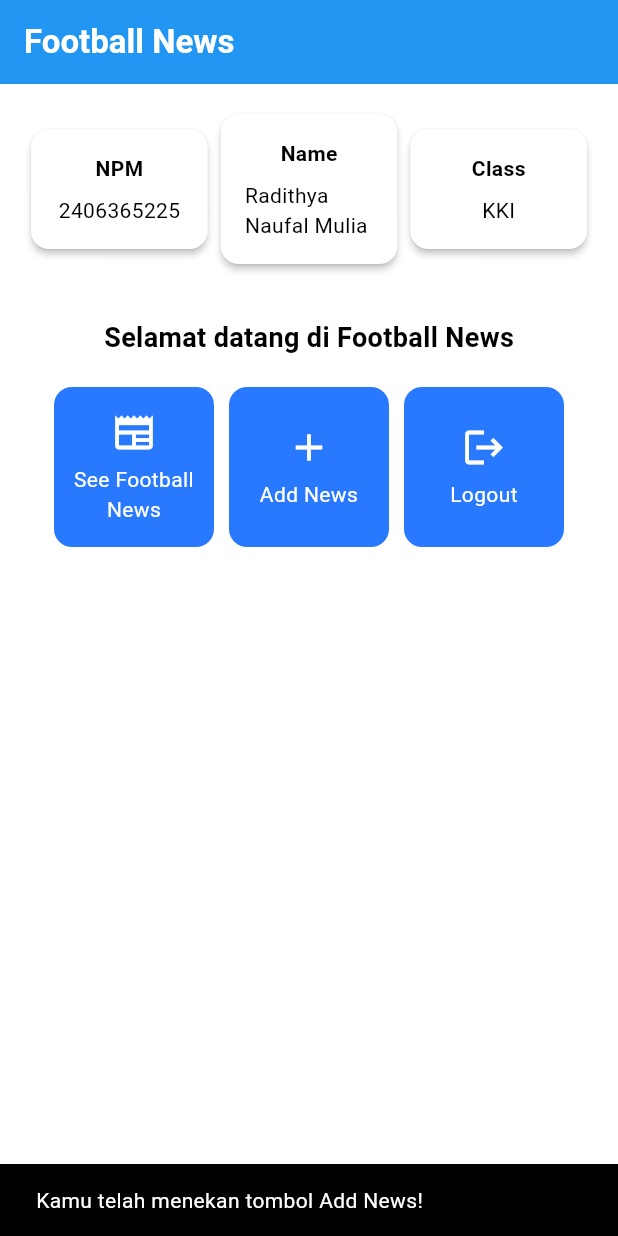
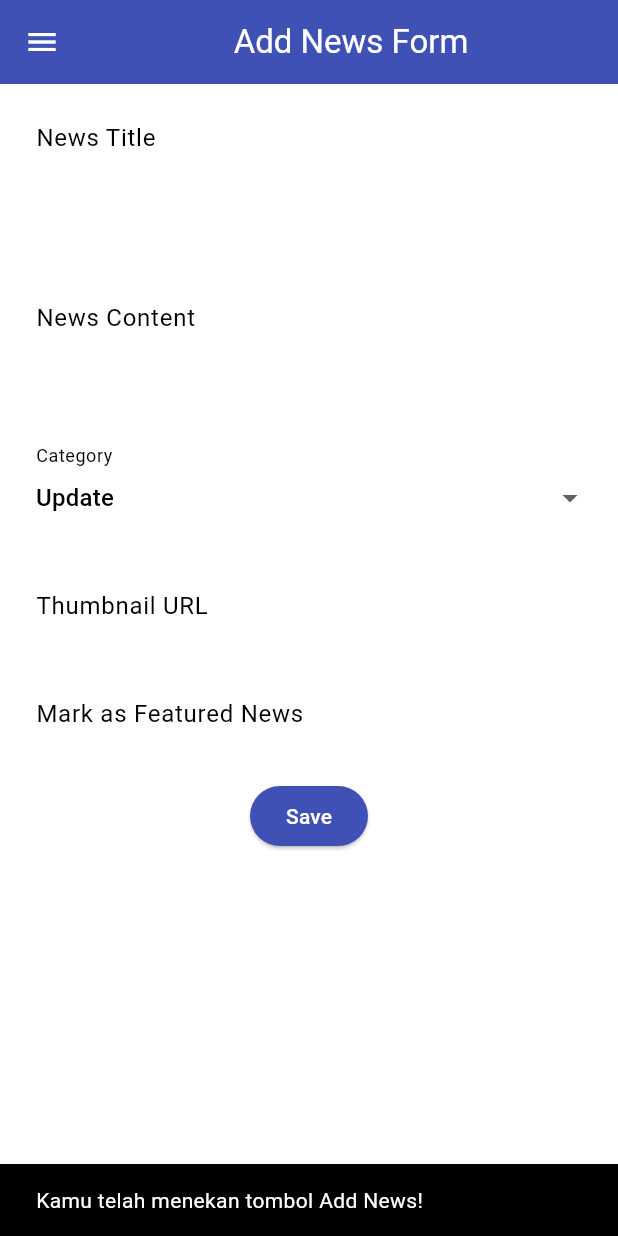
Before and after one commit to RadithyaNaufal/football-news-mobile, a Flutter app: the screen it shows after launch, after a tap on "Add News", on a phone screen of 412 x 824 dp. Run offline on Flutter 3.47's test engine with Material 3 defaults, Android fonts, the phone set to English and light mode, and no system bars.

Commit message:
Tutorial 7

```diff
--- a/lib/main.dart
+++ b/lib/main.dart
@@ -1,5 +1,5 @@
 import 'package:flutter/material.dart';
-import 'package:football_news/menu.dart';
+import 'package:football_news/screens/menu.dart';
 
 void main() {
   runApp(const MyApp());
@@ -12,7 +12,7 @@ class MyApp extends StatelessWidget {
   @override
   Widget build(BuildContext context) {
     return MaterialApp(
-      title: 'Football_News',
+      title: 'Football News',
       theme: ThemeData(
         // This is the theme of your application.
         //
--- a/lib/menu.dart
+++ /dev/null
@@ -1,188 +0,0 @@
-import 'package:flutter/material.dart';
-
-class MyHomePage extends StatelessWidget {
-  MyHomePage ({super.key});
-
-    final String nama = "Radithya Naufal Mulia"; // Name
-    final String npm = "2406365225"; // NPM
-    final String kelas = "KKI"; // Class
-
-  final List<ItemHomepage> items = [
-    ItemHomepage("See Football News", Icons.newspaper),
-    ItemHomepage("Add News", Icons.add),
-    ItemHomepage("Logout", Icons.logout),
-  ];
-
-    @override
-    Widget build(BuildContext context) {
-    // Scaffold menyediakan struktur dasar halaman dengan AppBar dan body.
-    return Scaffold(
-      // AppBar adalah bagian atas halaman yang menampilkan judul.
-      appBar: AppBar(
-        // Judul aplikasi "Football News" dengan teks putih dan tebal.
-        title: const Text(
-          'Football News',
-          style: TextStyle(
-            color: Colors.white,
-            fontWeight: FontWeight.bold,
-          ),
-        ),
-        // Warna latar belakang AppBar diambil dari skema warna tema aplikasi.
-        backgroundColor: Theme.of(context).colorScheme.primary,
-      ),
-      // Body halaman dengan padding di sekelilingnya.
-      body: Padding(
-        padding: const EdgeInsets.all(16.0),
-        // Menyusun widget secara vertikal dalam sebuah kolom.
-        child: Column(
-          crossAxisAlignment: CrossAxisAlignment.center,
-          children: [
-            // Row untuk menampilkan 3 InfoCard secara horizontal.
-            Row(
-              mainAxisAlignment: MainAxisAlignment.spaceEvenly,
-              children: [
-                InfoCard(title: 'NPM', content: npm),
-                InfoCard(title: 'Name', content: nama),
-                InfoCard(title: 'Class', content: kelas),
-              ],
-            ),
-
-            // Memberikan jarak vertikal 16 unit.
-            const SizedBox(height: 16.0),
-
-            // Menempatkan widget berikutnya di tengah halaman.
-            Center(
-              child: Column(
-                // Menyusun teks dan grid item secara vertikal.
-
-                children: [
-                  // Menampilkan teks sambutan dengan gaya tebal dan ukuran 18.
-                  const Padding(
-                    padding: EdgeInsets.only(top: 16.0),
-                    child: Text(
-                      'Selamat datang di Football News',
-                      style: TextStyle(
-                        fontWeight: FontWeight.bold,
-                        fontSize: 18.0,
-                      ),
-                    ),
-                  ),
-
-                  // Grid untuk menampilkan ItemCard dalam bentuk grid 3 kolom.
-                  GridView.count(
-                    primary: true,
-                    padding: const EdgeInsets.all(20),
-                    crossAxisSpacing: 10,
-                    mainAxisSpacing: 10,
-                    crossAxisCount: 3,
-                    // Agar grid menyesuaikan tinggi kontennya.
-                    shrinkWrap: true,
-
-                    // Menampilkan ItemCard untuk setiap item dalam list items.
-                    children: items.map((ItemHomepage item) {
-                      return ItemCard(item);
-                    }).toList(),
-                  ),
-                ],
-              ),
-            ),
-          ],
-        ),
-      ),
-    );
-  }
-}
-
-class InfoCard extends StatelessWidget {
-  // Kartu informasi yang menampilkan title dan content.
-
-  final String title;  // Judul kartu.
-  final String content;  // Isi kartu.
-
-  const InfoCard({super.key, required this.title, required this.content});
-
-  @override
-  Widget build(BuildContext context) {
-    return Card(
-      // Membuat kotak kartu dengan bayangan dibawahnya.
-      elevation: 2.0,
-      child: Container(
-        // Mengatur ukuran dan jarak di dalam kartu.
-        width: MediaQuery.of(context).size.width / 3.5, // menyesuaikan dengan lebar device yang digunakan.
-        padding: const EdgeInsets.all(16.0),
-        // Menyusun title dan content secara vertikal.
-        child: Column(
-          children: [
-            Text(
-              title,
-              style: const TextStyle(fontWeight: FontWeight.bold),
-            ),
-            const SizedBox(height: 8.0),
-            Text(content),
-          ],
-        ),
-      ),
-    );
-  }
-}
-
-class ItemHomepage {
-    final String name;
-    final IconData icon;
-
-    ItemHomepage(this.name, this.icon);
-  }
-
-class ItemCard extends StatelessWidget {
-  // Menampilkan kartu dengan ikon dan nama.
-
-  final ItemHomepage item;
-
-  const ItemCard(this.item, {super.key});
-
-  @override
-  Widget build(BuildContext context) {
-    return Material(
-      // Menentukan warna latar belakang dari tema aplikasi.
-      color: Theme.of(context).colorScheme.secondary,
-      // Membuat sudut kartu melengkung.
-      borderRadius: BorderRadius.circular(12),
-
-      child: InkWell(
-        // Aksi ketika kartu ditekan.
-        onTap: () {
-          // Menampilkan pesan SnackBar saat kartu ditekan.
-          ScaffoldMessenger.of(context)
-            ..hideCurrentSnackBar()
-            ..showSnackBar(
-              SnackBar(content: Text("Kamu telah menekan tombol ${item.name}!"))
-            );
-        },
-        // Container untuk menyimpan Icon dan Text
-        child: Container(
-          padding: const EdgeInsets.all(8),
-          child: Center(
-            child: Column(
-              // Menyusun ikon dan teks di tengah kartu.
-              mainAxisAlignment: MainAxisAlignment.center,
-              children: [
-                Icon(
-                  item.icon,
-                  color: Colors.white,
-                  size: 30.0,
-                ),
-                const Padding(padding: EdgeInsets.all(3)),
-                Text(
-                  item.name,
-                  textAlign: TextAlign.center,
-                  style: const TextStyle(color: Colors.white),
-                ),
-              ],
-            ),
-          ),
-        ),
-      ),
-    );
-  }
-
-}
--- /dev/null
+++ b/lib/screens/menu.dart
@@ -0,0 +1,107 @@
+import 'package:flutter/material.dart';
+import 'package:football_news/widgets/left_drawer.dart';
+import 'package:football_news/widgets/news_card.dart';
+
+class MyHomePage extends StatelessWidget {
+  MyHomePage({super.key});
+
+  final String nama = "Radithya Naufal Mulia"; // Name
+  final String npm = "2406365225"; // NPM
+  final String kelas = "KKI"; // Class
+
+  final List<ItemHomepage> items = [
+    ItemHomepage("See Football News", Icons.newspaper),
+    ItemHomepage("Add News", Icons.add),
+    ItemHomepage("Logout", Icons.logout),
+  ];
+
+  @override
+  Widget build(BuildContext context) {
+    return Scaffold(
+      appBar: AppBar(
+        title: const Text(
+          'Football News',
+          style: TextStyle(
+            color: Colors.white,
+            fontWeight: FontWeight.bold,
+          ),
+        ),
+        backgroundColor: Theme.of(context).colorScheme.primary,
+        foregroundColor: Colors.white,
+      ),
+      drawer: const LeftDrawer(),
+      body: Padding(
+        padding: const EdgeInsets.all(16.0),
+        child: Column(
+          crossAxisAlignment: CrossAxisAlignment.center,
+          children: [
+            Row(
+              mainAxisAlignment: MainAxisAlignment.spaceEvenly,
+              children: [
+                InfoCard(title: 'NPM', content: npm),
+                InfoCard(title: 'Name', content: nama),
+                InfoCard(title: 'Class', content: kelas),
+              ],
+            ),
+            const SizedBox(height: 16.0),
+            Center(
+              child: Column(
+                children: [
+                  const Padding(
+                    padding: EdgeInsets.only(top: 16.0),
+                    child: Text(
+                      'Selamat datang di Football News',
+                      style: TextStyle(
+                        fontWeight: FontWeight.bold,
+                        fontSize: 18.0,
+                      ),
+                    ),
+                  ),
+                  GridView.count(
+                    primary: true,
+                    padding: const EdgeInsets.all(20),
+                    crossAxisSpacing: 10,
+                    mainAxisSpacing: 10,
+                    crossAxisCount: 3,
+                    shrinkWrap: true,
+                    children: items.map((ItemHomepage item) {
+                      return ItemCard(item);
+                    }).toList(),
+                  ),
+                ],
+              ),
+            ),
+          ],
+        ),
+      ),
+    );
+  }
+}
+
+class InfoCard extends StatelessWidget {
+  final String title;
+  final String content;
+
+  const InfoCard({super.key, required this.title, required this.content});
+
+  @override
+  Widget build(BuildContext context) {
+    return Card(
+      elevation: 2.0,
+      child: Container(
+        width: MediaQuery.of(context).size.width / 3.5,
+        padding: const EdgeInsets.all(16.0),
+        child: Column(
+          children: [
+            Text(
+              title,
+              style: const TextStyle(fontWeight: FontWeight.bold),
+            ),
+            const SizedBox(height: 8.0),
+            Text(content),
+          ],
+        ),
+      ),
+    );
+  }
+}
--- /dev/null
+++ b/lib/screens/newslist_form.dart
@@ -0,0 +1,203 @@
+import 'package:flutter/material.dart';
+import 'package:football_news/widgets/left_drawer.dart';
+
+class NewsFormPage extends StatefulWidget {
+  const NewsFormPage({super.key});
+
+  @override
+  State<NewsFormPage> createState() => _NewsFormPageState();
+}
+
+class _NewsFormPageState extends State<NewsFormPage> {
+  final _formKey = GlobalKey<FormState>();
+  String _title = "";
+  String _content = "";
+  String _category = "update"; // default
+  String _thumbnail = "";
+  bool _isFeatured = false; // default
+
+  final List<String> _categories = [
+    'transfer',
+    'update',
+    'exclusive',
+    'match',
+    'rumor',
+    'analysis',
+  ];
+
+  @override
+  Widget build(BuildContext context) {
+    return Scaffold(
+      appBar: AppBar(
+        title: const Center(
+          child: Text(
+            'Add News Form',
+          ),
+        ),
+        backgroundColor: Colors.indigo,
+        foregroundColor: Colors.white,
+      ),
+      drawer: const LeftDrawer(),
+      body: Form(
+        key: _formKey,
+        child: SingleChildScrollView(
+            child: Column(
+          crossAxisAlignment: CrossAxisAlignment.start,
+          children: [
+            Padding(
+              padding: const EdgeInsets.all(8.0),
+              child: TextFormField(
+                decoration: InputDecoration(
+                  hintText: "News Title",
+                  labelText: "News Title",
+                  border: OutlineInputBorder(
+                    borderRadius: BorderRadius.circular(5.0),
+                  ),
+                ),
+                onChanged: (String? value) {
+                  setState(() {
+                    _title = value!;
+                  });
+                },
+                validator: (String? value) {
+                  if (value == null || value.isEmpty) {
+                    return "Title cannot be empty!";
+                  }
+                  return null;
+                },
+              ),
+            ),
+            Padding(
+              padding: const EdgeInsets.all(8.0),
+              child: TextFormField(
+                maxLines: 5,
+                decoration: InputDecoration(
+                  hintText: "News Content",
+                  labelText: "News Content",
+                  border: OutlineInputBorder(
+                    borderRadius: BorderRadius.circular(5.0),
+                  ),
+                ),
+                onChanged: (String? value) {
+                  setState(() {
+                    _content = value!;
+                  });
+                },
+                validator: (String? value) {
+                  if (value == null || value.isEmpty) {
+                    return "Content cannot be empty!";
+                  }
+                  return null;
+                },
+              ),
+            ),
+            Padding(
+              padding: const EdgeInsets.all(8.0),
+              child: DropdownButtonFormField<String>(
+                decoration: InputDecoration(
+                  labelText: "Category",
+                  border: OutlineInputBorder(
+                    borderRadius: BorderRadius.circular(5.0),
+                  ),
+                ),
+                value: _category,
+                items: _categories
+                    .map((cat) => DropdownMenuItem(
+                          value: cat,
+                          child: Text(cat[0].toUpperCase() + cat.substring(1)),
+                        ))
+                    .toList(),
+                onChanged: (String? newValue) {
+                  setState(() {
+                    _category = newValue!;
+                  });
+                },
+              ),
+            ),
+            Padding(
+              padding: const EdgeInsets.all(8.0),
+              child: TextFormField(
+                decoration: InputDecoration(
+                  hintText: "Thumbnail URL (optional)",
+                  labelText: "Thumbnail URL",
+                  border: OutlineInputBorder(
+                    borderRadius: BorderRadius.circular(5.0),
+                  ),
+                ),
+                onChanged: (String? value) {
+                  setState(() {
+                    _thumbnail = value!;
+                  });
+                },
+              ),
+            ),
+            Padding(
+              padding: const EdgeInsets.all(8.0),
+              child: SwitchListTile(
+                title: const Text("Mark as Featured News"),
+                value: _isFeatured,
+                onChanged: (bool value) {
+                  setState(() {
+                    _isFeatured = value;
+                  });
+                },
+              ),
+            ),
+            Align(
+              alignment: Alignment.bottomCenter,
+              child: Padding(
+                padding: const EdgeInsets.all(8.0),
+                child: ElevatedButton(
+                  style: ButtonStyle(
+                    backgroundColor:
+                        MaterialStateProperty.all(Colors.indigo),
+                  ),
+                  onPressed: () {
+                    if (_formKey.currentState!.validate()) {
+                      showDialog(
+                        context: context,
+                        builder: (context) {
+                          return AlertDialog(
+                            title: const Text('Produk berhasil tersimpan'),
+                            content: SingleChildScrollView(
+                              child: Column(
+                                crossAxisAlignment:
+                                    CrossAxisAlignment.start,
+                                children: [
+                                  Text('Judul: $_title'),
+                                  Text('Content: $_content'),
+                                  Text('Category: $_category'),
+                                  Text('Thumbnail: $_thumbnail'),
+                                  Text(
+                                    'Featured: ${_isFeatured ? "Yes" : "No"}',
+                                  ),
+                                ],
+                              ),
+                            ),
+                            actions: [
+                              TextButton(
+                                child: const Text('OK'),
+                                onPressed: () {
+                                  Navigator.pop(context);
+                                },
+                              ),
+                            ],
+                          );
+                        },
+                      );
+                      _formKey.currentState!.reset();
+                    }
+                  },
+                  child: const Text(
+                    "Save",
+                    style: TextStyle(color: Colors.white),
+                  ),
+                ),
+              ),
+            ),
+          ],
+        )),
+      ),
+    );
+  }
+}
--- /dev/null
+++ b/lib/widgets/left_drawer.dart
@@ -0,0 +1,72 @@
+import 'package:flutter/material.dart';
+import 'package:football_news/screens/menu.dart';
+import 'package:football_news/screens/newslist_form.dart';
+
+class LeftDrawer extends StatelessWidget {
+  const LeftDrawer({super.key});
+
+  @override
+  Widget build(BuildContext context) {
+    return Drawer(
+      child: ListView(
+        children: [
+          const DrawerHeader(
+            decoration: BoxDecoration(
+              color: Colors.blue,
+            ),
+            child: Column(
+              children: [
+                Text(
+                  'Football News',
+                  textAlign: TextAlign.center,
+                  style: TextStyle(
+                    fontSize: 30,
+                    fontWeight: FontWeight.bold,
+                    color: Colors.white,
+                  ),
+                ),
+                Padding(padding: EdgeInsets.all(10)),
+                Text(
+                  "All the latest football updates here!",
+                  textAlign: TextAlign.center,
+                  style: TextStyle(
+                    fontSize: 15,
+                    color: Colors.white,
+                    fontWeight: FontWeight.normal,
+                  ),
+                ),
+              ],
+            ),
+          ),
+          ListTile(
+            leading: const Icon(Icons.home_outlined),
+            title: const Text('Home'),
+            onTap: () {
+              Navigator.pushReplacement(
+                  context,
+                  MaterialPageRoute(
+                    builder: (context) => MyHomePage(),
+                  ));
+            },
+          ),
+          ListTile(
+            leading: const Icon(Icons.post_add),
+            title: const Text('Add News'),
+            onTap: () {
+              Navigator.push(
+                  context,
+                  MaterialPageRoute(
+                    builder: (context) => const NewsFormPage(),
+                  ));
+            },
+          ),
+          ListTile(
+            leading: const Icon(Icons.list),
+            title: const Text('News List'),
+            onTap: () {},
+          ),
+        ],
+      ),
+    );
+  }
+}
--- /dev/null
+++ b/lib/widgets/news_card.dart
@@ -0,0 +1,59 @@
+import 'package:flutter/material.dart';
+import 'package:football_news/screens/newslist_form.dart';
+
+class ItemHomepage {
+  final String name;
+  final IconData icon;
+
+  ItemHomepage(this.name, this.icon);
+}
+
+class ItemCard extends StatelessWidget {
+  final ItemHomepage item;
+
+  const ItemCard(this.item, {super.key});
+
+  @override
+  Widget build(BuildContext context) {
+    return Material(
+      color: Theme.of(context).colorScheme.secondary,
+      borderRadius: BorderRadius.circular(12),
+      child: InkWell(
+        onTap: () {
+          ScaffoldMessenger.of(context)
+            ..hideCurrentSnackBar()
+            ..showSnackBar(
+                SnackBar(content: Text("Kamu telah menekan tombol ${item.name}!")));
+
+          if (item.name == "Add News") {
+            Navigator.push(
+                context,
+                MaterialPageRoute(
+                    builder: (context) => const NewsFormPage()));
+          }
+        },
+        child: Container(
+          padding: const EdgeInsets.all(8),
+          child: Center(
+            child: Column(
+              mainAxisAlignment: MainAxisAlignment.center,
+              children: [
+                Icon(
+                  item.icon,
+                  color: Colors.white,
+                  size: 30.0,
+                ),
+                const Padding(padding: EdgeInsets.all(3)),
+                Text(
+                  item.name,
+                  textAlign: TextAlign.center,
+                  style: const TextStyle(color: Colors.white),
+                ),
+              ],
+            ),
+          ),
+        ),
+      ),
+    );
+  }
+}
```
